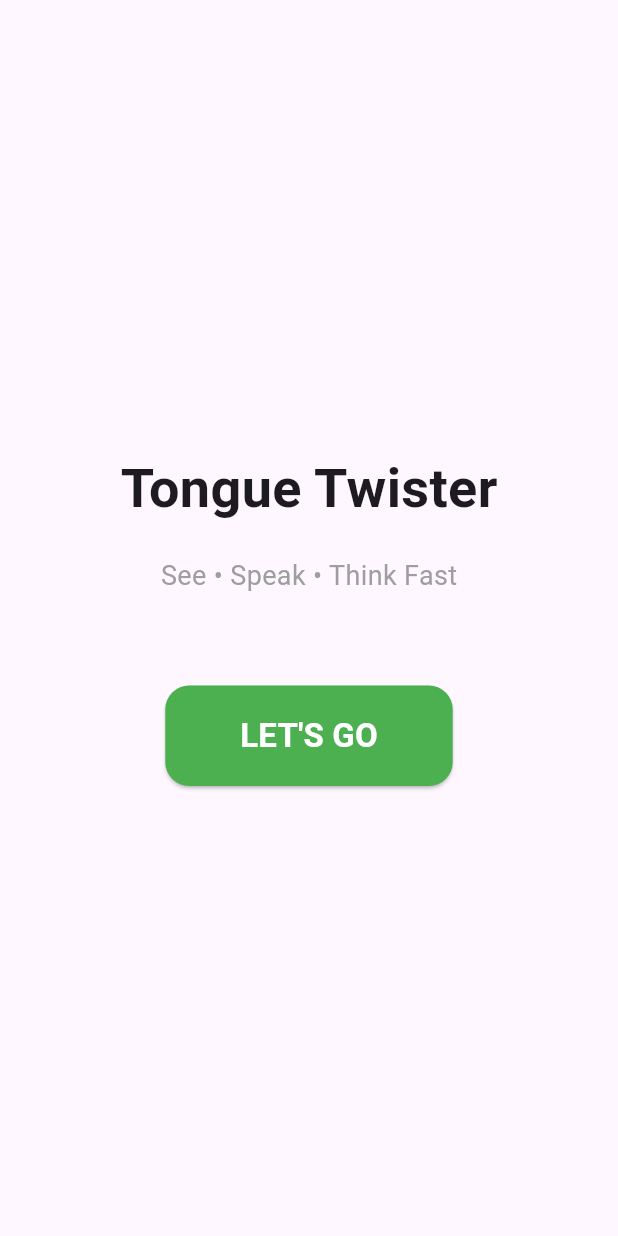
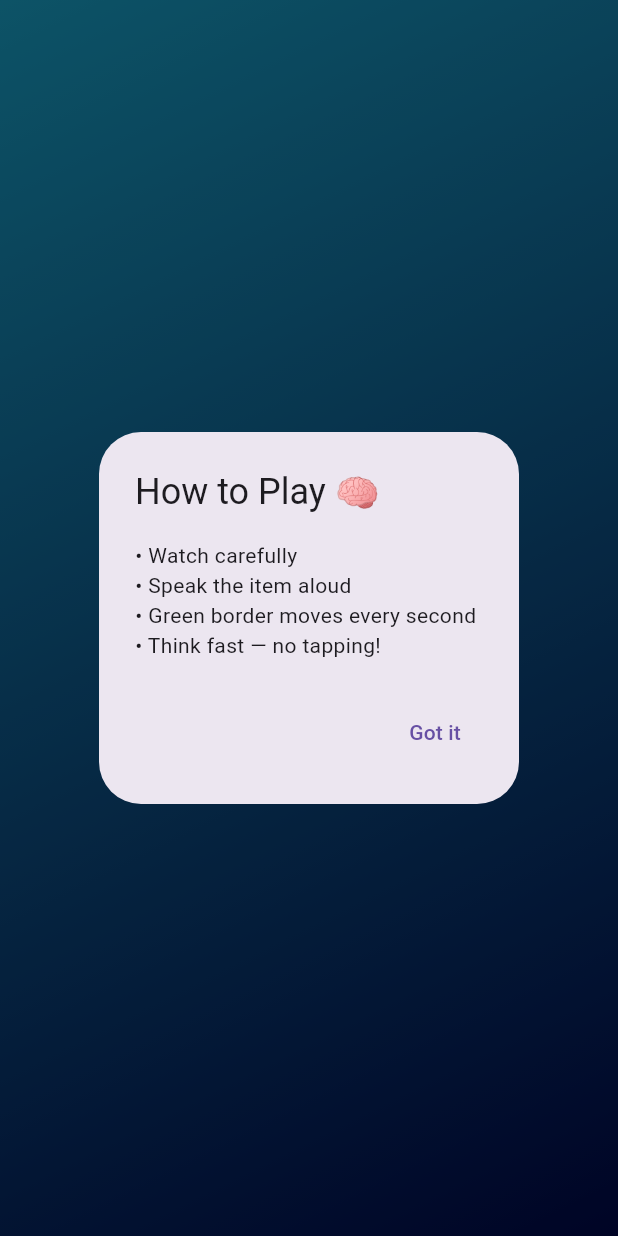
Before and after one commit to zishugshan/tong_twy, a Flutter app: the screen it shows after launch, on a phone screen of 412 x 824 dp. Run offline on Flutter 3.47's test engine with Material 3 defaults, Android fonts, the light colour scheme and no system bars; our stand-ins replace audioplayers.

Commit message:
lets go sound added to the start of the game

```diff
--- a/lib/main.dart
+++ b/lib/main.dart
@@ -10,10 +10,9 @@ class MyApp extends StatelessWidget {
 
   @override
   Widget build(BuildContext context) {
-    return MaterialApp(
+    return const MaterialApp(
       debugShowCheckedModeBanner: false,
-      title: 'Tongue Twister Game',
-      home: const StartPage(),
+      home: StartPage(),
     );
   }
 }
--- a/lib/views/start_page.dart
+++ b/lib/views/start_page.dart
@@ -1,61 +1,161 @@
+import 'dart:async';
 import 'package:flutter/material.dart';
+import 'package:audioplayers/audioplayers.dart';
 import 'package:tong_twy/views/easy_level.dart';
 
-class StartPage extends StatelessWidget {
+class StartPage extends StatefulWidget {
   const StartPage({super.key});
+
+  @override
+  State<StartPage> createState() => _StartPageState();
+}
+
+class _StartPageState extends State<StartPage>
+    with SingleTickerProviderStateMixin {
+  late AnimationController _controller;
+  late Animation<double> _scaleAnimation;
+  final player = AudioPlayer();
+
+  bool showCountdown = false;
+  int countdown = 3;
+
+  @override
+  void initState() {
+    super.initState();
+
+    // Button pulse animation
+    _controller = AnimationController(
+      vsync: this,
+      duration: const Duration(milliseconds: 900),
+    )..repeat(reverse: true);
+
+    _scaleAnimation = Tween<double>(begin: 1.0, end: 1.08).animate(_controller);
+
+    // Show instructions once
+    WidgetsBinding.instance.addPostFrameCallback((_) {
+      _showInstructions();
+    });
+  }
+
+  void _showInstructions() {
+    showDialog(
+      context: context,
+      barrierDismissible: false,
+      builder: (_) => AlertDialog(
+        title: const Text("How to Play 🧠"),
+        content: const Text(
+          "• Watch carefully\n"
+          "• Speak the item aloud\n"
+          "• Green border moves every second\n"
+          "• Think fast — no tapping!",
+        ),
+        actions: [
+          TextButton(
+            onPressed: () => Navigator.pop(context),
+            child: const Text("Got it"),
+          ),
+        ],
+      ),
+    );
+  }
+
+  void _startGame() async {
+    await player.play(AssetSource('lets_go.mp3'));
+
+    setState(() => showCountdown = true);
+
+    Timer.periodic(const Duration(seconds: 1), (timer) {
+      setState(() => countdown--);
+
+      if (countdown == 0) {
+        timer.cancel();
+        Navigator.pushReplacement(
+          context,
+          MaterialPageRoute(builder: (_) => const EasyLevel()),
+        );
+      }
+    });
+  }
+
+  @override
+  void dispose() {
+    _controller.dispose();
+    player.dispose();
+    super.dispose();
+  }
 
   @override
   Widget build(BuildContext context) {
     return Scaffold(
-      body: SafeArea(
+      body: Container(
+        width: double.infinity,
+        decoration: const BoxDecoration(
+          gradient: LinearGradient(
+            colors: [Color(0xFF1CB5E0), Color(0xFF000851)],
+            begin: Alignment.topLeft,
+            end: Alignment.bottomRight,
+          ),
+        ),
+        child: SafeArea(
           child: Center(
-          child: Column(
+            child: showCountdown ? _buildCountdown() : _buildStartUI(),
+          ),
+        ),
+      ),
+    );
+  }
+
+  Widget _buildCountdown() {
+    return Text(
+      countdown.toString(),
+      style: const TextStyle(
+        fontSize: 120,
+        color: Colors.white,
+        fontWeight: FontWeight.bold,
+      ),
+    );
+  }
+
+  Widget _buildStartUI() {
+    return Column(
       mainAxisAlignment: MainAxisAlignment.center,
       children: [
         const Text(
           'Tongue Twister',
-                style: TextStyle(fontSize: 36, fontWeight: FontWeight.bold),
+          style: TextStyle(
+            fontSize: 38,
+            fontWeight: FontWeight.bold,
+            color: Colors.white,
           ),
-
-              const SizedBox(height: 20),
-
+        ),
+        const SizedBox(height: 10),
         const Text(
           'See • Speak • Think Fast',
-                style: TextStyle(fontSize: 18, color: Colors.grey),
+          style: TextStyle(fontSize: 18, color: Colors.white70),
         ),
-
-              const SizedBox(height: 60),
-
-              ElevatedButton(
+        const SizedBox(height: 70),
+        ScaleTransition(
+          scale: _scaleAnimation,
+          child: ElevatedButton(
             style: ElevatedButton.styleFrom(
               backgroundColor: Colors.green,
-                  padding: const EdgeInsets.symmetric(
-                    horizontal: 50,
-                    vertical: 18,
-                  ),
+              padding: const EdgeInsets.symmetric(horizontal: 60, vertical: 20),
               shape: RoundedRectangleBorder(
-                    borderRadius: BorderRadius.circular(16),
+                borderRadius: BorderRadius.circular(18),
               ),
             ),
-                onPressed: () {
-                  Navigator.pushReplacement(
-                    context,
-                    MaterialPageRoute(builder: (_) => const EasyLevel()),
-                  );
-                },
+            onPressed: _startGame,
             child: const Text(
               "LET'S GO",
               style: TextStyle(
-                    fontSize: 22,
+                fontSize: 24,
                 fontWeight: FontWeight.bold,
                 color: Colors.white,
               ),
             ),
           ),
+        ),
       ],
-          ),
-        ),
-      ),
     );
   }
 }
--- a/pubspec.yaml
+++ b/pubspec.yaml
@@ -30,6 +30,8 @@ environment:
 dependencies:
   flutter:
     sdk: flutter
+
+  audioplayers: ^5.2.1
 
   # The following adds the Cupertino Icons font to your application.
   # Use with the CupertinoIcons class for iOS style icons.
```
Also changed, not shown: pubspec.lock, 13 other files. Lines whose indentation alone changed are shown as unchanged.
